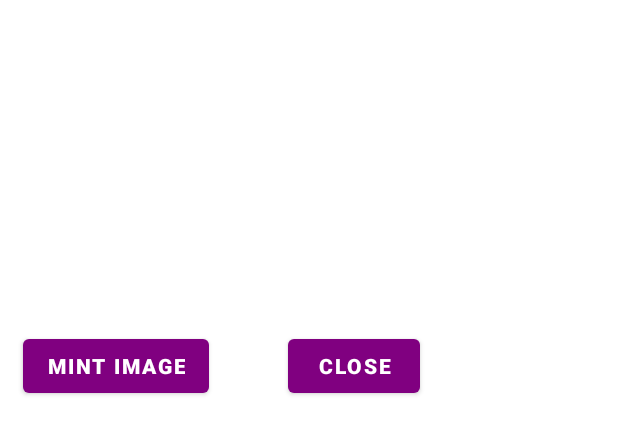
After one commit to nonfungaistea/nonfungaistea, an Android app: the layout activity_cover.xml on its own in the app's theme, with its tools: preview values and no code run, on a phone screen of 412 x 824 dp. The commit adds this screen. Shown: the top 434 px of the screen. Run offline under Robolectric (Android 15) with nearby library versions, the phone set to English and light mode, and no system bars.

Commit message:
Dialog View pops up for each individual card

```diff
--- a/Senior Project/MyApplication/app/src/main/java/com/example/myapplication/BookClickListener.kt
+++ b/Senior Project/MyApplication/app/src/main/java/com/example/myapplication/BookClickListener.kt
@@ -2,5 +2,5 @@ package com.example.myapplication
 
 interface BookClickListener
 {
-    fun onClick(book: Book)
+    fun onClick(string: String)
 }
--- /dev/null
+++ b/Senior Project/MyApplication/app/src/main/res/layout/activity_cover.xml
@@ -0,0 +1,46 @@
+<?xml version="1.0" encoding="utf-8"?>
+<LinearLayout xmlns:android="http://schemas.android.com/apk/res/android"
+    android:layout_width="300dp"
+    android:layout_height="wrap_content"
+    android:orientation="vertical">
+
+    <ImageView
+        android:id="@+id/imageView"
+        android:layout_width="200dp"
+        android:layout_height="200dp"
+        android:layout_gravity="center"/>
+
+    <FrameLayout
+        android:layout_width="match_parent"
+        android:layout_height="wrap_content"
+        android:layout_margin="10dp"
+        android:layout_marginBottom="5dp">
+
+        <Button
+            android:id="@+id/loadPicture"
+            android:layout_width="wrap_content"
+            android:layout_height="wrap_content"
+            android:layout_gravity="center|start"
+            android:text="Mint Image"
+            android:layout_margin="5dp"
+            android:textStyle="bold"/>
+        <Button
+            android:id="@+id/customize"
+            android:layout_width="wrap_content"
+            android:layout_height="wrap_content"
+            android:layout_gravity="center|start"
+            android:text="Customize"
+            android:layout_margin="5dp"
+            android:textStyle="bold"
+            android:visibility="gone"
+            />
+        <Button
+            android:id="@+id/close"
+            android:layout_width="wrap_content"
+            android:layout_height="wrap_content"
+            android:layout_gravity="center|end"
+            android:text="Close"
+            android:textStyle="bold"
+            android:layout_margin="10dp" />
+    </FrameLayout>
+</LinearLayout>
```
Also changed, not shown: Senior Project/MyApplication/app/src/main/java/com/example/myapplication/CardViewHolder.kt (+7 -6 lines), Senior Project/MyApplication/app/src/main/java/com/example/myapplication/DashboardActivity.kt (+21 -107 lines), Senior Project/MyApplication/app/src/main/java/com/example/myapplication/DetailActivity.kt (deleted, +0 -37 lines), Senior Project/MyApplication/app/src/main/java/com/example/myapplication/SearchActivity.kt (+2 -5 lines), Senior Project/MyApplication/app/src/main/res/layout/activity_detail.xml (deleted, +0 -53 lines), Senior Project/MyApplication/app/src/main/res/layout/activity_mintpop.xml (added, +29 -0 lines).
